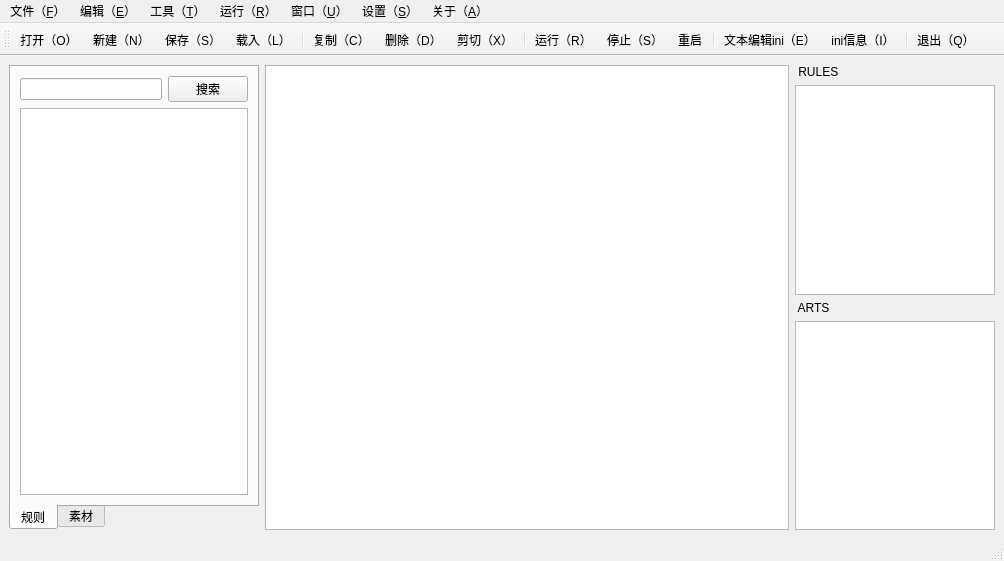
Before: the Qt Designer form Rine/rinemainwindow.ui in SHM-white/Red_Alert_2_INI_Node_Editor, drawn with Qt 5.
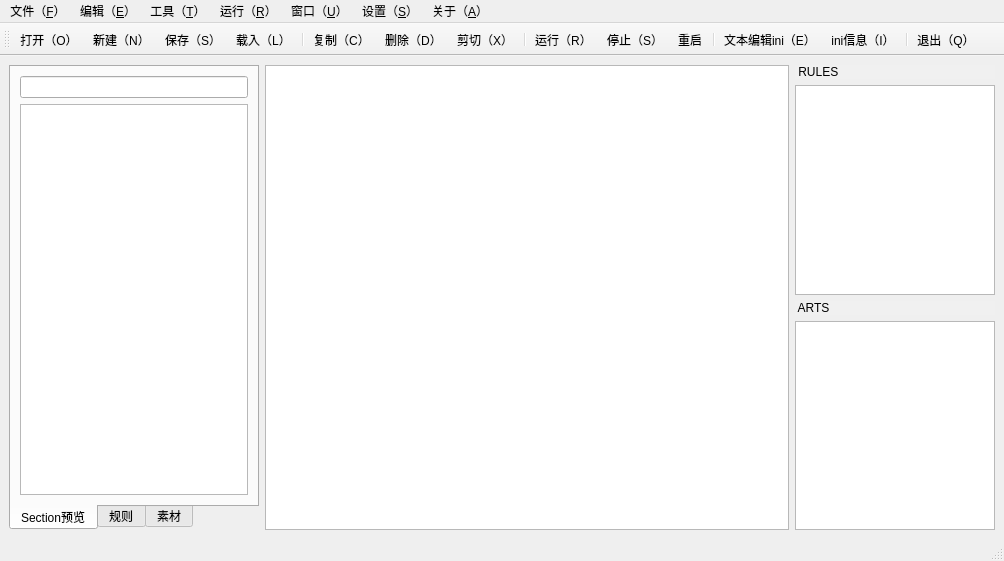
After: the same form once the commit is applied. Icons and pictures are not drawn.

Patch:
```diff
--- a/Rine/rinemainwindow.ui
+++ b/Rine/rinemainwindow.ui
@@ -35,6 +35,23 @@
       <property name="currentIndex">
        <number>0</number>
       </property>
+      <widget class="QWidget" name="tab_3">
+       <attribute name="title">
+        <string>Section预览</string>
+       </attribute>
+       <layout class="QVBoxLayout" name="verticalLayout_4">
+        <item>
+         <layout class="QHBoxLayout" name="horizontalLayout_3">
+          <item>
+           <widget class="QLineEdit" name="lineEdit_section_search"/>
+          </item>
+         </layout>
+        </item>
+        <item>
+         <widget class="QListWidget" name="listWidget_sections"/>
+        </item>
+       </layout>
+      </widget>
       <widget class="QWidget" name="tab">
        <attribute name="title">
         <string>规则</string>
```
Left out of the diff: 2 changed lines with no effect on the pictures.
